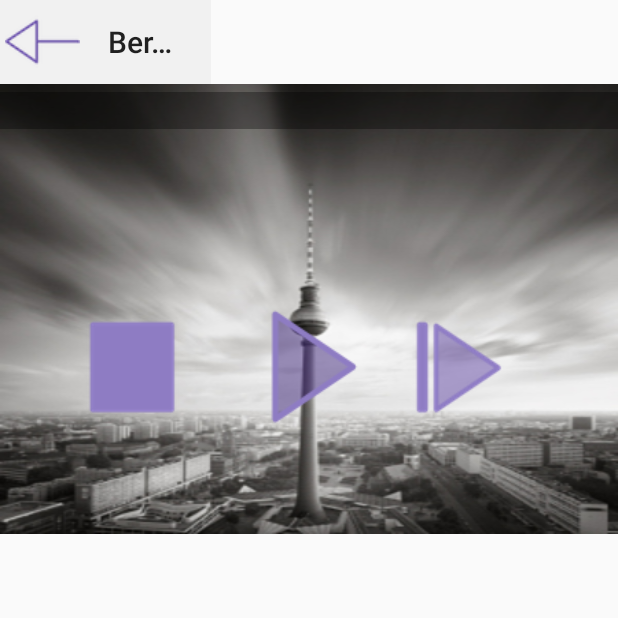
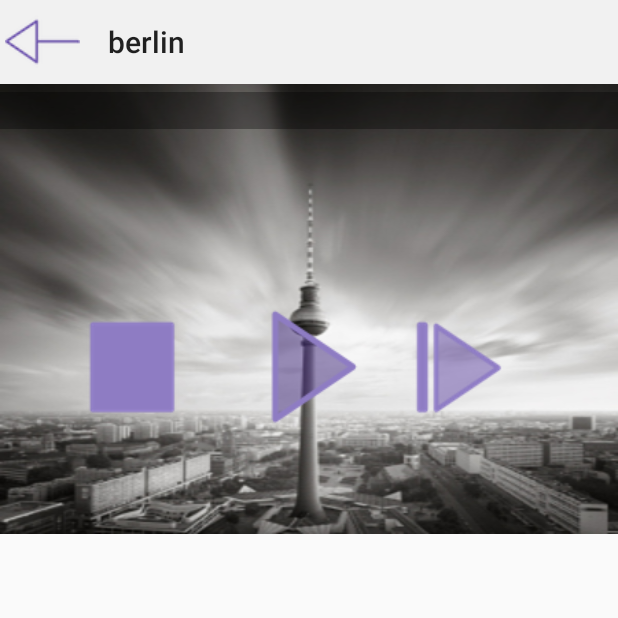
Before and after one commit to bia-nca/Vibex, an Android app: the VibexActivity screen opened directly, with no data from a screen before it, on a phone screen of 412 x 824 dp, the top half of it. Run offline under Robolectric (Android 15) with nearby library versions, the phone set to English and light mode, and no system bars; 1 statement that could not run was skipped.

Commit message:
backbutton, full city name..

```diff
--- a/mobile/src/main/java/de/girlsgeek/vibex/VibexActivity.java
+++ b/mobile/src/main/java/de/girlsgeek/vibex/VibexActivity.java
@@ -33,6 +33,9 @@ public class VibexActivity extends AppCompatActivity implements MediaPlayer.OnPr
     final String CLIENT_ID = "0b0263b59a2c75be631fecf6c8c95dd1";
     final String CITY = "Berlin";
     final int LIMIT = 20;
+
+    String city = "berlin";
+
     List userIDs;
     List userTrackList;
     String callType;
@@ -63,11 +66,15 @@ public class VibexActivity extends AppCompatActivity implements MediaPlayer.OnPr
     protected void onCreate(Bundle savedInstanceState) {
         super.onCreate(savedInstanceState);
         setContentView(R.layout.activity_vibex);
+
+        city = getIntent().getExtras().getString("city");
+        Log.d("CITY", "STADT: " + city);
+
         Toolbar toolbar = (Toolbar)findViewById(R.id.toolbar);
         if (toolbar != null) {
             toolbar.setNavigationIcon(R.drawable.back_button);
             setSupportActionBar(toolbar);
-            getSupportActionBar().setTitle(CITY);
+            getSupportActionBar().setTitle(city);
             toolbar.setNavigationOnClickListener(new View.OnClickListener() {
                 @Override
                 public void onClick(View v) {
--- a/mobile/src/main/res/layout/content_vibex.xml
+++ b/mobile/src/main/res/layout/content_vibex.xml
@@ -8,13 +8,14 @@
     tools:showIn="@layout/activity_vibex" tools:context="de.girlsgeek.vibex.VibexActivity">
 
     <android.support.v7.widget.Toolbar android:id="@+id/toolbar"
-        android:layout_width="wrap_content"
+        android:layout_width="match_parent"
         android:layout_height="wrap_content"
-        android:background="@color/colorGrey"
+        app:popupTheme="@style/AppTheme.PopupOverlay"
         app:navigationIcon="@drawable/logo"
         app:contentInsetEnd="@dimen/activity_horizontal_margin"
         app:contentInsetStart="@dimen/activity_horizontal_margin"
-        />
+        android:background="@color/colorGrey"
+    />
 
     <LinearLayout
         xmlns:android="http://schemas.android.com/apk/res/android"
```
